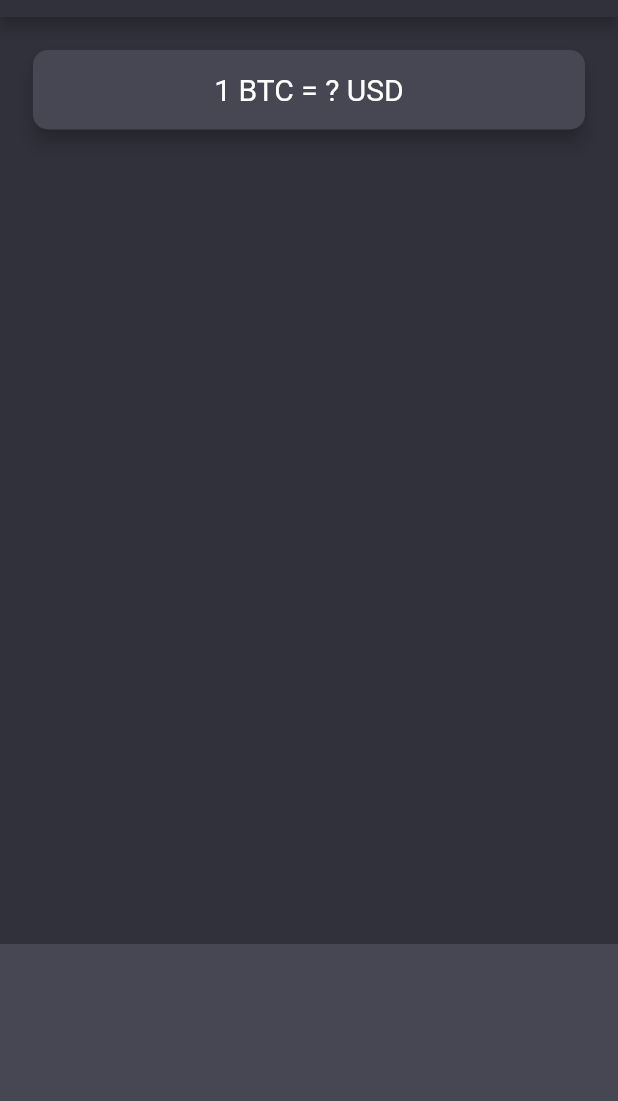
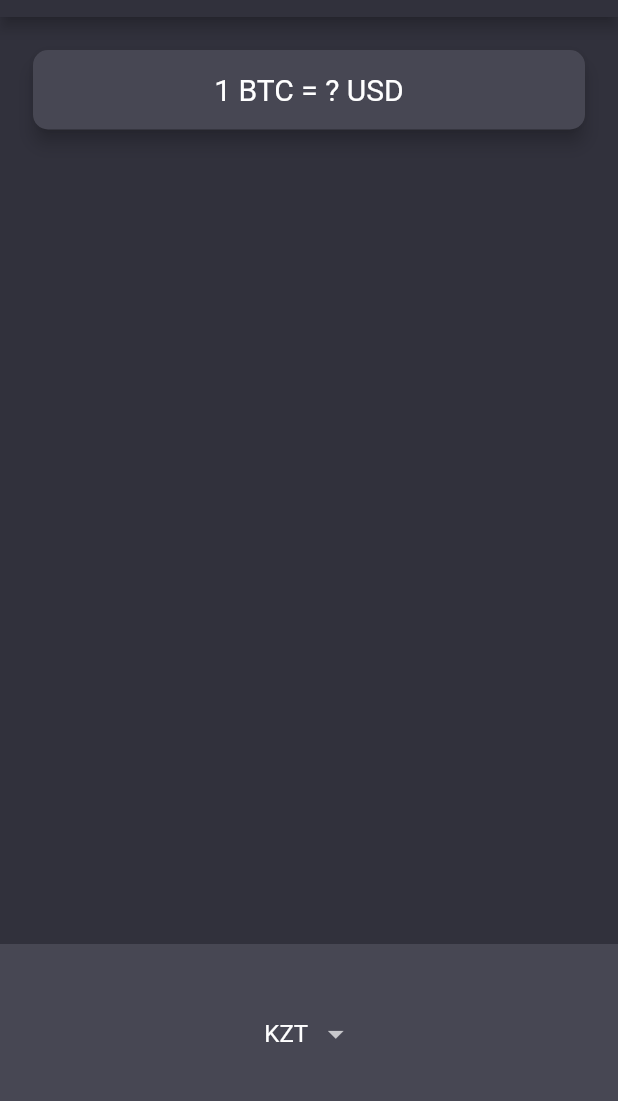
Before and after one commit to Allabergen/Cryptocurrency-Ticker-Flutter, a Flutter app: the screen it shows after launch, on a phone screen of 412 x 824 dp, the part 67-1168 px from its top. Run offline on Flutter 3.47's test engine with Material 2 defaults, Android fonts, the phone set to English and light mode, and no system bars; our stand-ins replace flutter_svg.

Commit message:
add dropdown and picker for android and ios devices

```diff
--- a/lib/price_screen.dart
+++ b/lib/price_screen.dart
@@ -1,6 +1,11 @@
+import 'dart:io' show Platform;
+
+import 'package:flutter/cupertino.dart';
 import 'package:flutter/material.dart';
 import 'package:flutter/services.dart';
 import 'package:flutter_svg/flutter_svg.dart';
+
+import './coin_data.dart';
 
 class PriceScreen extends StatefulWidget {
   @override
@@ -12,6 +17,50 @@ class _PriceScreenState extends State<PriceScreen> {
   void initState() {
     super.initState();
     SystemChrome.setEnabledSystemUIOverlays([]);
+  }
+
+  String currencySelected = 'KZT';
+
+  DropdownButton<String> getDropdownButton() {
+    List<DropdownMenuItem<String>> dropdownItems = [];
+
+    for (String currency in currenciesList) {
+      dropdownItems.add(
+        DropdownMenuItem(
+          child: Center(child: Text(currency)),
+          value: currency,
+        ),
+      );
+    }
+
+    return DropdownButton<String>(
+      value: currencySelected,
+      elevation: 4,
+      items: dropdownItems,
+      onChanged: (value) {
+        setState(() {
+          currencySelected = value;
+        });
+      },
+    );
+  }
+
+  CupertinoPicker getPicker() {
+    List<Widget> pickerItems = [];
+
+    for (String currency in currenciesList) {
+      pickerItems.add(Center(child: Text(currency)));
+    }
+
+    return CupertinoPicker(
+        backgroundColor: Color(0xFF474753),
+        itemExtent: 36.0,
+        onSelectedItemChanged: (int value) {
+          setState(() {
+            currencySelected = currenciesList[value];
+          });
+        },
+        children: pickerItems);
   }
 
   @override
@@ -61,7 +110,13 @@ class _PriceScreenState extends State<PriceScreen> {
             alignment: Alignment.center,
             padding: EdgeInsets.only(bottom: 30.0),
             color: Color(0xFF474753),
-            child: null,
+            child: Theme(
+              data: Theme.of(context)
+                  .copyWith(canvasColor: Theme.of(context).primaryColor),
+              child: DropdownButtonHideUnderline(
+                child: Platform.isAndroid ? getDropdownButton() : getPicker(),
+              ),
+            ),
           ),
         ],
       ),
```
